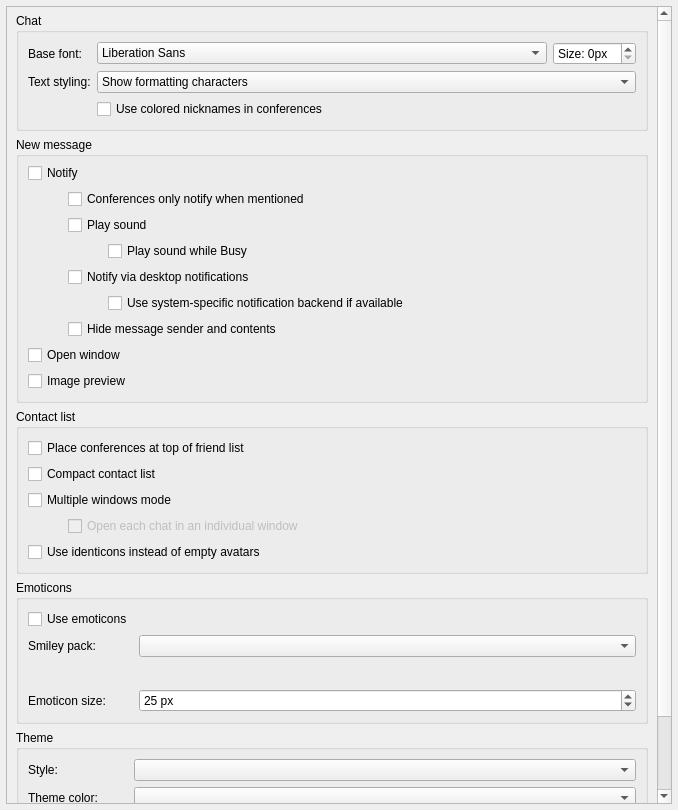
weblate/qTox_enhanced-1, file src/widget/form/settings/userinterfacesettings.ui: the form before one commit.
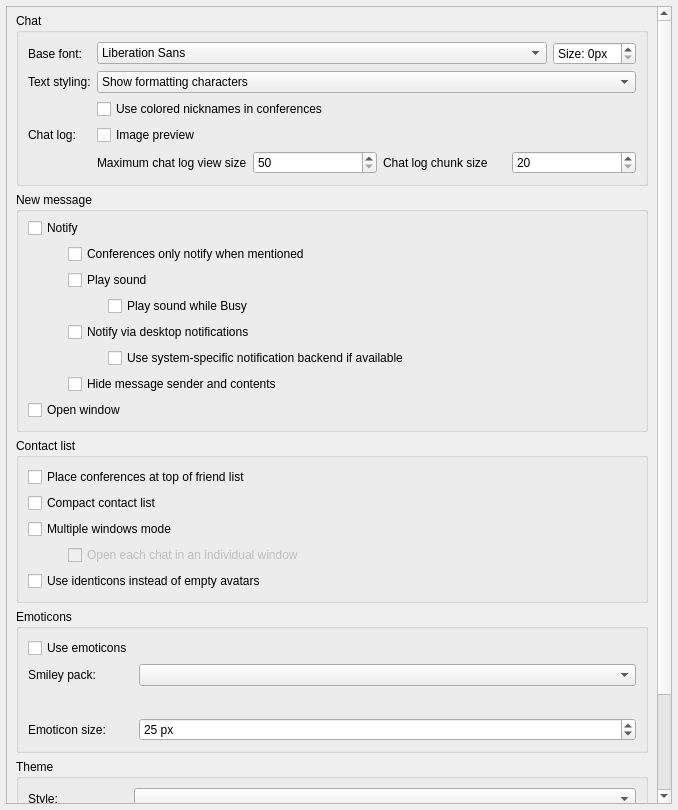
The form after the commit. Custom widgets are drawn as their Qt base class.

Commit message:
feat(Chat): Allow user to control chat log chunk size.
Also decreased default chat log size by 3x. There's no need to have such
large numbers of loaded chat history. 50/20 is a good number that works
for me. I've set the defaults a bit higher in case users have really
tiny fonts and large windows. Now, performance of resizing the window is
acceptable to me.

What changed in the file:
```diff
--- a/src/widget/form/settings/userinterfacesettings.ui
+++ b/src/widget/form/settings/userinterfacesettings.ui
@@ -40,7 +40,7 @@
         <x>0</x>
         <y>0</y>
         <width>664</width>
-        <height>1079</height>
+        <height>993</height>
        </rect>
       </property>
       <layout class="QVBoxLayout" name="verticalLayout_4" stretch="0,0,0,0,0,0">
@@ -167,6 +167,70 @@
             </property>
            </widget>
           </item>
+          <item row="3" column="1">
+           <widget class="QCheckBox" name="cbImagePreview">
+            <property name="toolTip">
+             <string comment="tooltip for Image preview setting">Show previews for sent and received images in chats. Hover over the inline preview to display a larger preview.</string>
+            </property>
+            <property name="text">
+             <string>Image preview</string>
+            </property>
+           </widget>
+          </item>
+          <item row="4" column="1">
+           <layout class="QHBoxLayout" name="horizontalLayout_4">
+            <item>
+             <widget class="QLabel" name="chatLogMaxLbl">
+              <property name="toolTip">
+               <string>Maximum number of messages (per conversation) loaded from chat history.
+Decrease this to improve performance. A too low number here may cause the
+scroll bar to disappear.</string>
+              </property>
+              <property name="text">
+               <string>Maximum chat log view size</string>
+              </property>
+             </widget>
+            </item>
+            <item>
+             <widget class="QSpinBox" name="chatLogMaxTxt">
+              <property name="minimum">
+               <number>50</number>
+              </property>
+              <property name="maximum">
+               <number>500</number>
+              </property>
+             </widget>
+            </item>
+            <item>
+             <widget class="QLabel" name="chatLogChunkLbl">
+              <property name="toolTip">
+               <string>Number of messages to load from the chat history when scrolling. A too low
+number here may cause the scroll bar to disappear.</string>
+              </property>
+              <property name="text">
+               <string>Chat log chunk size</string>
+              </property>
+             </widget>
+            </item>
+            <item>
+             <widget class="QSpinBox" name="chatLogChunkTxt">
+              <property name="minimum">
+               <number>20</number>
+              </property>
+              <property name="maximum">
+               <number>100</number>
+              </property>
+             </widget>
+            </item>
+           </layout>
+          </item>
+          <item row="3" column="0">
+           <widget class="QLabel" name="label">
+            <property name="text">
+             <string>Chat log:</string>
+            </property>
+           </widget>
+          </item>
          </layout>
         </widget>
        </item>
@@ -277,16 +341,6 @@
             </property>
            </widget>
           </item>
-          <item>
-           <widget class="QCheckBox" name="cbImagePreview">
-            <property name="toolTip">
-             <string comment="tooltip for Image preview setting">Show previews for sent and received images in chats. Hover over the inline preview to display a larger preview.</string>
-            </property>
-            <property name="text">
-             <string>Image preview</string>
-            </property>
-           </widget>
-          </item>
          </layout>
         </widget>
        </item>
```
Left out of the diff: 2 changed lines with no effect on the pictures. The commit also changes 60 other files.
